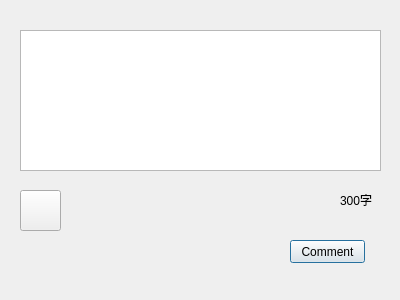
The window that libdash/qtsampleplayer/CommentDialog.ui (sunRainPenguin/libdash-adaptation) describes before a commit, drawn with Qt 5.
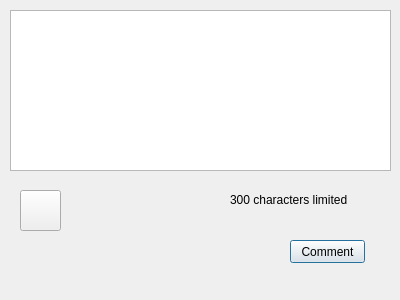
The same window after the commit.

Commit message: fix bug about the scroll bar in the text edit

Diff of the .ui file:
```diff
--- a/libdash/qtsampleplayer/CommentDialog.ui
+++ b/libdash/qtsampleplayer/CommentDialog.ui
@@ -13,27 +13,17 @@
   <property name="windowTitle">
    <string>CommentDialog</string>
   </property>
-  <widget class="QPlainTextEdit" name="TextEdit_commentText">
-   <property name="geometry">
-    <rect>
-     <x>20</x>
-     <y>30</y>
-     <width>361</width>
-     <height>141</height>
-    </rect>
-   </property>
-  </widget>
   <widget class="QLabel" name="label">
    <property name="geometry">
     <rect>
-     <x>340</x>
+     <x>230</x>
      <y>190</y>
-     <width>41</width>
+     <width>141</width>
      <height>20</height>
     </rect>
    </property>
    <property name="text">
-    <string>300字</string>
+    <string>300 characters limited</string>
    </property>
   </widget>
   <widget class="QPushButton" name="button_comment">
@@ -65,6 +55,16 @@
     <string/>
    </property>
   </widget>
+  <widget class="QTextEdit" name="TextEdit_commentText">
+   <property name="geometry">
+    <rect>
+     <x>10</x>
+     <y>10</y>
+     <width>381</width>
+     <height>161</height>
+    </rect>
+   </property>
+  </widget>
  </widget>
  <layoutdefault spacing="6" margin="11"/>
  <resources>
```
The commit also changes 8 other files.
